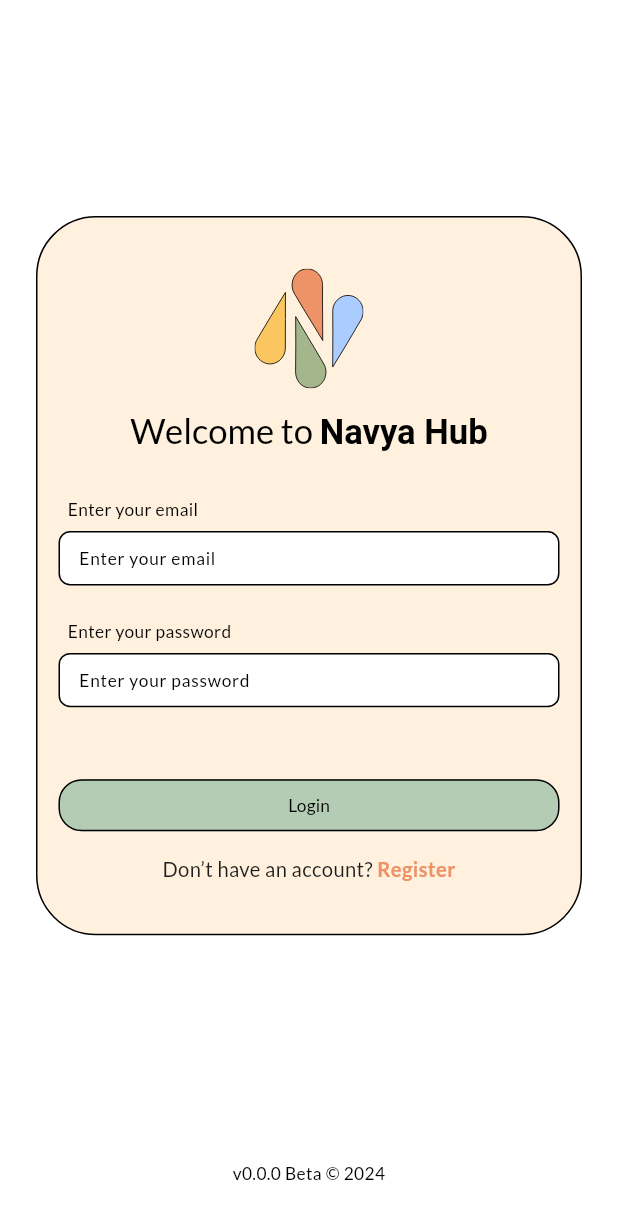
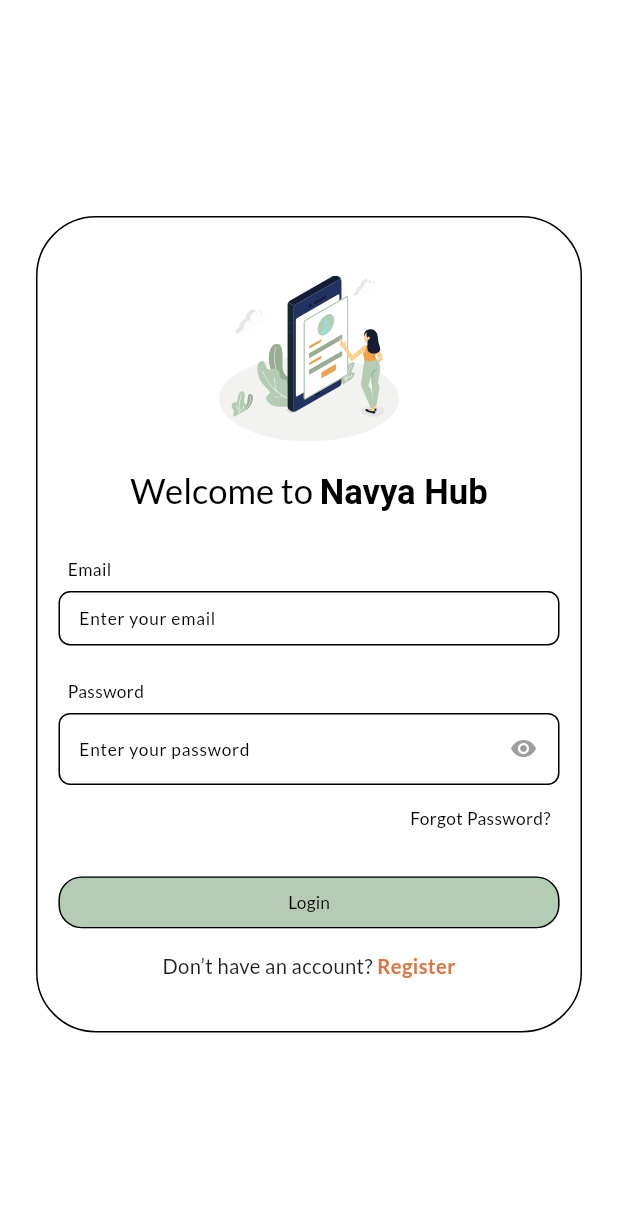
Before and after one commit to TA-Klinik-Aesthetic/mobile_app_klinik, a Flutter app: the screen it shows after launch, on a phone screen of 412 x 824 dp. Shown: the top 1219 px of the screen. Run offline on Flutter 3.47's test engine with Material 3 defaults, Android fonts, the phone set to English and light mode, and no system bars; our stand-ins replace cached_network_image, connectivity_plus, equatable, flutter_svg, persistent_bottom_nav_bar, shared_preferences and 2 more; Roboto replaces fonts that are missing (PlayfairDisplay); statements that could not run were skipped; project files that could hold a hidden picture were left out.

Commit message:
insert new UI

```diff
--- a/lib/api/api_constant.dart
+++ b/lib/api/api_constant.dart
@@ -1,5 +1,5 @@
 class ApiConstants {
-  static const String baseUrl = "https://backend-klinik-aesthetic-production.up.railway.app/api"; // Ganti dengan URL server Anda jika sudah online.
+  static const String baseUrl = "http://10.0.2.2:8000/api"; // Ganti dengan URL server Anda jika sudah online.
   static const String register = "$baseUrl/register";
   static const String login = "$baseUrl/login";
   static const String logout = "$baseUrl/logout";
--- a/lib/localization/en_us/en_us_translations.dart
+++ b/lib/localization/en_us/en_us_translations.dart
@@ -5,6 +5,8 @@ final Map<String, String> enUs = {
   "msg_don_t_have_an_account": "Don’t have an account? ",
   "msg_enter_your_email": "Enter your email",
   "msg_forgot_password": "Forgot Password?",
+  "lbl_enter_your_email": "Enter your email",
+  "lbl_enter_your_password": "Enter your password",
 
   // Register User Screen
   "lbl_username": "Enter Username",
--- a/lib/main.dart
+++ b/lib/main.dart
@@ -1,7 +1,7 @@
 import 'package:flutter/material.dart';
 import 'package:flutter/services.dart';
 import 'package:flutter_localizations/flutter_localizations.dart';
-import 'core/app_export.dart';
+import 'core/app_export.dart'; // pastikan AppRoutes di-export lewat app_export.dart
 
 var globalMessengerKey = GlobalKey<ScaffoldMessengerState>();
 
@@ -39,16 +39,14 @@ class MyApp extends StatelessWidget {
             AppLocalizationDelegate(),
             GlobalMaterialLocalizations.delegate,
             GlobalWidgetsLocalizations.delegate,
-            GlobalCupertinoLocalizations.delegate
+            GlobalCupertinoLocalizations.delegate,
           ],
           supportedLocales: const [
-            Locale(
-              'en',
-              '',
-            )
+            Locale('en', 'US'),
           ],
           initialRoute: AppRoutes.initialRoute,
           routes: AppRoutes.routes,
+          onGenerateRoute: AppRoutes.onGenerateRoute, // ini fallback kalau ada route tidak ditemukan
         );
       },
     );
--- a/lib/presentation/login_user_screen/login_user_screen.dart
+++ b/lib/presentation/login_user_screen/login_user_screen.dart
@@ -22,12 +22,11 @@ class LoginUserScreenState extends State<LoginUserScreen> {
   final GlobalKey<FormState> _formKey = GlobalKey<FormState>();
   final TextEditingController _emailController = TextEditingController();
   final TextEditingController _passwordController = TextEditingController();
+  bool _obscurePassword = true;
   bool isLoading = false;
 
   Future<void> _loginUser() async {
-    if (!(_formKey.currentState?.validate() ?? false)) {
-      return;
-    }
+    if (!(_formKey.currentState?.validate() ?? false)) return;
 
     final email = _emailController.text.trim();
     final password = _passwordController.text.trim();
@@ -47,14 +46,10 @@ class LoginUserScreenState extends State<LoginUserScreen> {
         isLoading = false;
       });
 
-      print('Response Status Code: ${response.statusCode}');
-      print('Response Body: ${response.body}');
-
       if (response.statusCode == 200) {
         final responseData = jsonDecode(response.body);
+        final prefs = await SharedPreferences.getInstance();
 
-        // Simpan data pengguna ke SharedPreferences
-        final prefs = await SharedPreferences.getInstance();
         await prefs.setInt('id_user', responseData['user']['id_user']);
         await prefs.setString('nama_user', responseData['user']['nama_user']);
         await prefs.setString('no_telp', responseData['user']['no_telp']);
@@ -65,24 +60,27 @@ class LoginUserScreenState extends State<LoginUserScreen> {
           context: context,
           title: const Text('Success!'),
           description: Text("Login successful! Welcome, ${responseData['user']['nama_user']}"),
-          autoCloseDuration: const Duration(seconds: 3), // Durasi otomatis tertutup
-          backgroundColor: appTheme.lightGreen, // Warna latar belakang
-          icon: const Icon(Icons.check_circle, color: Colors.white), // Ikon toast
+          autoCloseDuration: const Duration(seconds: 3),
+          backgroundColor: appTheme.lightGreen,
+          icon: const Icon(Icons.check_circle, color: Colors.white),
         );
+
+        // Navigasi ke HomeScreen dan hapus halaman login dari stack
         Navigator.pushReplacement(
           context,
-          MaterialPageRoute(builder: (context) => const HomeScreen()),
+          MaterialPageRoute(builder: (_) => const HomeScreen()),
         );
       } else {
         final errorData = jsonDecode(response.body);
-        final errorMessage = errorData['message'];
+        final errorMessage = errorData['message'] ?? 'Login failed.';
+
         toastification.show(
           context: context,
           title: const Text('Login Failed'),
-          description: Text("$errorMessage"),
-          autoCloseDuration: const Duration(seconds: 3), // Toast otomatis tertutup
-          backgroundColor: appTheme.lightYellow, // Warna merah untuk error
-          icon: const Icon(Icons.error, color: Colors.white), // Ikon error
+          description: Text(errorMessage),
+          autoCloseDuration: const Duration(seconds: 3),
+          backgroundColor: appTheme.lightYellow,
+          icon: const Icon(Icons.error, color: Colors.white),
         );
       }
     } catch (e) {
@@ -91,7 +89,7 @@ class LoginUserScreenState extends State<LoginUserScreen> {
       });
 
       ScaffoldMessenger.of(context).showSnackBar(
-        SnackBar(content: Text("An error occurred: $e")),
+        SnackBar(content: Text("Something went wrong: $e")),
       );
     }
   }
@@ -109,10 +107,15 @@ class LoginUserScreenState extends State<LoginUserScreen> {
                 crossAxisAlignment: CrossAxisAlignment.center,
                 children: [
                   const SizedBox(height: 120),
-                  _buildLoginForm(),
+                  buildLoginForm(),
                   const SizedBox(height: 150),
                   Text(
                     "v0.0.0 Beta © 2024",
+                    textAlign: TextAlign.center,
+                    style: theme.textTheme.bodySmall,
+                  ),
+                  Text(
+                    "Copyright Aesthetic Clinic",
                     textAlign: TextAlign.center,
                     style: theme.textTheme.bodySmall,
                   ),
@@ -125,7 +128,7 @@ class LoginUserScreenState extends State<LoginUserScreen> {
     );
   }
 
-  Widget _buildLoginForm() {
+  Widget buildLoginForm() {
     return Container(
       padding: const EdgeInsets.symmetric(horizontal: 14, vertical: 34),
       decoration: BoxDecoration(
@@ -135,42 +138,42 @@ class LoginUserScreenState extends State<LoginUserScreen> {
       ),
       child: Column(
         children: [
-          _buildLogo(),
+          buildLogo(),
           const SizedBox(height: 24),
           Align(
             alignment: Alignment.centerLeft,
             child: Padding(
               padding: const EdgeInsets.all(6.0),
-              child: Text(
-                "Enter your email",
-                style: theme.textTheme.bodySmall,
-              ),
+              child: Text("Email", style: theme.textTheme.bodySmall),
             ),
           ),
-          _buildEmailInput(),
+          buildEmailInput(),
           const SizedBox(height: 16),
           Align(
             alignment: Alignment.centerLeft,
             child: Padding(
               padding: const EdgeInsets.all(6.0),
-              child: Text(
-                "Enter your password",
-                style: theme.textTheme.bodySmall,
-              ),
+              child: Text("Password", style: theme.textTheme.bodySmall),
             ),
           ),
-          _buildPasswordInput(),
-          const SizedBox(height: 48),
+          buildPasswordInput(),
+          const SizedBox(height: 8),
+          Align(
+            alignment: Alignment.centerRight,
+            child: Padding(
+              padding: const EdgeInsets.all(6.0),
+              child: Text("Forgot Password?", style: theme.textTheme.bodySmall),
+            ),
+          ),
+          const SizedBox(height: 24),
           isLoading
               ? const Center(child: CircularProgressIndicator())
-              : _buildLoginButton(),
+              : buildLoginButton(),
           SizedBox(height: 16.h),
           Row(
             mainAxisAlignment: MainAxisAlignment.center,
-            children: [ Text(
-                "msg_don_t_have_an_account".tr,
-                style: theme.textTheme.bodyMedium,
-              ),
+            children: [
+              Text("msg_don_t_have_an_account".tr, style: theme.textTheme.bodyMedium),
               GestureDetector(
                 onTap: () {
                   Navigator.pushNamed(context, AppRoutes.registerUserScreen);
@@ -178,7 +181,7 @@ class LoginUserScreenState extends State<LoginUserScreen> {
                 child: Text(
                   "lbl_register".tr,
                   style: TextStyle(
-                    color: appTheme.orange200,
+                    color: appTheme.orange400,
                     fontWeight: FontWeight.bold,
                   ),
                 ),
@@ -190,20 +193,20 @@ class LoginUserScreenState extends State<LoginUserScreen> {
     );
   }
 
-  Widget _buildLoginButton() {
+  Widget buildLoginButton() {
     return CustomOutlinedButton(
       text: "Login",
       onPressed: _loginUser,
     );
   }
 
-  Widget _buildLogo() {
+  Widget buildLogo() {
     return Column(
       children: [
         SvgPicture.asset(
-          'assets/images/logo_navya_hub.svg',
-          height: 80,
-          width: 80,
+          'assets/images/login_illustration_app.svg',
+          height: 120,
+          width: 120,
           fit: BoxFit.contain,
         ),
         const SizedBox(height: 14),
@@ -226,28 +229,43 @@ class LoginUserScreenState extends State<LoginUserScreen> {
     );
   }
 
-  Widget _buildEmailInput() {
+  Widget buildEmailInput() {
     return CustomTextFormField(
       controller: _emailController,
-      hintText: "Enter your email",
+      hintText: "lbl_enter_your_email".tr,
       textInputType: TextInputType.emailAddress,
       validator: (value) {
-        if (value == null || !isValidEmail(value, isRequired: true)) {
-          return "Please enter a valid email.";
+        final trimmedValue = value?.trim();
+        if (trimmedValue == null || trimmedValue.isEmpty) {
+          return "msg_email_required".tr;
+        }
+        if (!isValidEmail(trimmedValue)) {
+          return "msg_email_invalid".tr;
         }
         return null;
       },
     );
   }
 
-  Widget _buildPasswordInput() {
+  Widget buildPasswordInput() {
     return CustomTextFormField(
       controller: _passwordController,
-      hintText: "Enter your password",
-      obscureText: true,
+      hintText: "lbl_enter_your_password".tr,
+      obscureText: _obscurePassword,
+      suffix: GestureDetector(
+        onTap: () {
+          setState(() {
+            _obscurePassword = !_obscurePassword;
+          });
+        },
+        child: Icon(
+          _obscurePassword ? Icons.visibility : Icons.visibility_off,
+          color: Colors.grey,
+        ),
+      ),
       validator: (value) {
-        if (value == null || value.length < 8) {
-          return "Password must be at least 8 characters.";
+        if (value == null || value.trim().length < 8) {
+          return "msg_password_must_be_8".tr;
         }
         return null;
       },
--- a/lib/presentation/product_screen/models/productgrid_item_model.dart
+++ b/lib/presentation/product_screen/models/productgrid_item_model.dart
@@ -1,6 +1,4 @@
 import '../../../core/app_export.dart';
-
-/// This class is used in the [productgrid_item_widget] screen.
 
 // ignore_for_file: must_be_immutable
 class ProductgridItemModel {
--- a/lib/routes/app_routes.dart
+++ b/lib/routes/app_routes.dart
@@ -1,34 +1,44 @@
 import 'package:flutter/material.dart';
-import '../presentation/app_navigation_screen/app_navigation_screen.dart';
-import '../presentation/login_user_screen/login_user_screen.dart';
-import '../presentation/register_user_screen/register_user_screen.dart';
-import '../presentation/home_screen/home_screen.dart';
-import '../presentation/product_screen/product_screen.dart';
-import '../presentation/product_screen/product_detail_screen.dart';
+import 'package:mobile_app_klinik/presentation/app_navigation_screen/app_navigation_screen.dart';
+import 'package:mobile_app_klinik/presentation/booking_screen/booking_consultation_screen.dart';
+import 'package:mobile_app_klinik/presentation/booking_screen/booking_treatment_screen.dart';
+import 'package:mobile_app_klinik/presentation/doctor_schedule_screen/doctor_schedule_screen.dart';
+import 'package:mobile_app_klinik/presentation/login_user_screen/login_user_screen.dart';
+import 'package:mobile_app_klinik/presentation/register_user_screen/register_user_screen.dart';
+import 'package:mobile_app_klinik/presentation/home_screen/home_screen.dart';
+import 'package:mobile_app_klinik/presentation/user_screen/user_screen.dart';
+import 'package:mobile_app_klinik/presentation/product_screen/product_screen.dart';
+import 'package:mobile_app_klinik/presentation/product_screen/product_detail_screen.dart';
+import 'package:mobile_app_klinik/presentation/booking_screen/booking_screen.dart';
 
 // ignore_for_file: must_be_immutable
 class AppRoutes {
   static const String loginUserScreen = '/login_user_screen';
-
   static const String registerUserScreen = '/register_user_screen';
-
   static const String homeScreen = '/home_screen';
-
   static const String productScreen = '/product_screen';
-
   static const String productDetailScreen = '/product_detail_screen';
-
+  static const String doctorScheduleScreen = '/doctor_schedule_screen';
+  static const String bookingScreen = '/booking_screen';
+  static const String bookingConsultationScreen = '/booking_consultation_screen';
+  static const String bookingTreatmentScreen = '/booking_treatment_screen';
+  static const String userScreen = '/user_screen';
   static const String appNavigationScreen = '/app_navigation_screen';
-
   static const String initialRoute = '/initialRoute';
 
   static Map<String, WidgetBuilder> routes = {
+    homeScreen: (context) => const HomeScreen(),
     loginUserScreen: (context) => const LoginUserScreen(),
     registerUserScreen: (context) => const RegisterUserScreen(),
-    homeScreen: (context) => const HomeScreen(),
     productScreen: (context) => const ProductScreen(),
+    doctorScheduleScreen: (context) => const DoctorScheduleScreen(),
+    bookingScreen: (context) => const BookingScreen(),
+    bookingConsultationScreen: (context) => const BookingConsultationScreen(),
+    bookingTreatmentScreen: (context) => const BookingTreatmentScreen(),
+    userScreen: (context) => const UserScreen(),
     appNavigationScreen: (context) => const AppNavigationScreen(),
     initialRoute: (context) => const LoginUserScreen(),
+
   };
 
   static Route<dynamic>? onGenerateRoute(RouteSettings settings) {
--- a/lib/widgets/app_bar/custom_app_bar.dart
+++ b/lib/widgets/app_bar/custom_app_bar.dart
@@ -61,6 +61,7 @@ class CustomAppBar extends StatelessWidget implements PreferredSizeWidget {
           height: 116.h,
           width: double.maxFinite,
           decoration: BoxDecoration(
+            // ignore: deprecated_member_use
             color: appTheme.whiteA700.withOpacity(0.9),
           ),
         );
```
Also changed, not shown: lib/presentation/booking_screen/booking_consultation_screen.dart (added, +17 -0 lines), lib/presentation/booking_screen/booking_screen.dart (added, +64 -0 lines), lib/presentation/booking_screen/booking_treatment_screen.dart (added, +12 -0 lines), lib/presentation/consultation_screen/consultation_screen.dart (deleted, +0 -31 lines), lib/presentation/home_screen/home_screen.dart (+81 -97 lines), lib/presentation/product_screen/product_screen.dart (+18 -7 lines), lib/presentation/schedule_doctor_screen/schedule_doctor_screen.dart (renamed from lib/presentation/treatment_screen/treatment_screen.dart, +21 -0 lines), lib/theme/theme_helper.dart (+9 -0 lines), assets/images/login_illustration_app.svg (added), lib/presentation/promo_screen/promo_screen.dart (added), pubspec.lock, 125 other files.
